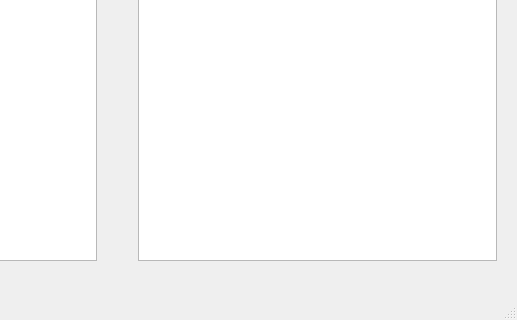
VladiUlrich/Wrapper, file mainwindow.ui: the form before one commit; both pictures show x 303 to 820 and y 196 to 516 of the 820 by 516 pixel window.
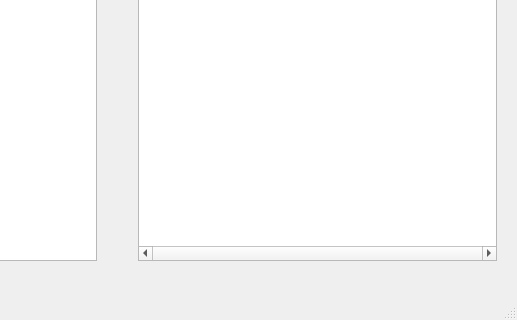
The form after the commit.

Diff of the .ui file:
```diff
--- a/mainwindow.ui
+++ b/mainwindow.ui
@@ -131,7 +131,7 @@
         </font>
        </property>
        <property name="horizontalScrollBarPolicy">
-        <enum>Qt::ScrollBarAsNeeded</enum>
+        <enum>Qt::ScrollBarAlwaysOn</enum>
        </property>
        <property name="lineWrapMode">
         <enum>QPlainTextEdit::NoWrap</enum>
```
